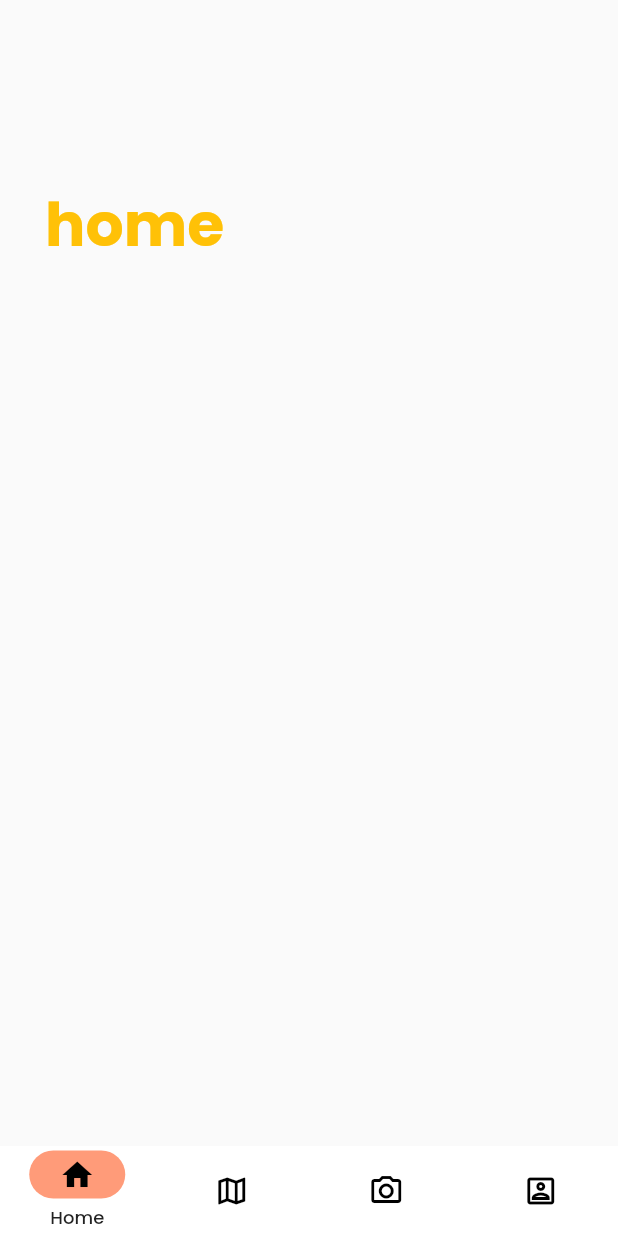
After one commit to anassbelkas/Adzone_front, a Flutter app: the screen it shows after launch, after a tap on "Log In", on a phone screen of 412 x 824 dp. The commit adds this screen. Run offline on Flutter 3.47's test engine with Material 2 defaults, Android fonts, the phone set to English and light mode, and no system bars; our stand-ins replace animated_splash_screen.

Commit message:
nav screens

```diff
--- /dev/null
+++ b/lib/screens/home.dart
@@ -0,0 +1,35 @@
+import 'package:flutter/material.dart';
+import 'package:login_signup_ui_starter/theme.dart';
+import 'package:login_signup_ui_starter/main.dart';
+import 'package:login_signup_ui_starter/screens/cam.dart';
+import 'package:login_signup_ui_starter/screens/profil.dart';
+import 'package:login_signup_ui_starter/screens/map.dart';
+
+class Home extends StatelessWidget {
+  @override
+  Widget build(BuildContext context) {
+    return Scaffold(
+      body: Padding(
+        padding: kDefaultPadding,
+        child: SingleChildScrollView(
+          child: Column(
+            crossAxisAlignment: CrossAxisAlignment.start,
+            children: [
+              SizedBox(
+                height: 120,
+              ),
+              Text(
+                'home',
+                style: TextStyle(
+                  fontSize: 40,
+                  fontWeight: FontWeight.bold,
+                  color: Colors.amber,
+                ),
+              ),
+            ]
+          )
+        )
+      ),
+    );
+  }
+}
--- a/lib/screens/login.dart
+++ b/lib/screens/login.dart
@@ -4,6 +4,7 @@ import 'package:login_signup_ui_starter/screens/signup.dart';
 import 'package:login_signup_ui_starter/theme.dart';
 import 'package:login_signup_ui_starter/widgets/login_form.dart';
 import 'package:login_signup_ui_starter/widgets/login_option.dart';
+import 'package:login_signup_ui_starter/widgets/navbar.dart';
 import 'package:login_signup_ui_starter/widgets/primary_button.dart';
 
 class LogInScreen extends StatelessWidget {
@@ -85,9 +86,19 @@ class LogInScreen extends StatelessWidget {
               SizedBox(
                 height: 20,
               ),
-              PrimaryButton(
-                buttonText: 'Log In',
+              GestureDetector(
+                onTap: () {
+                  Navigator.push(
+                      context,
+                      MaterialPageRoute(
+                          builder: (context) => Navbar()));
+                },
+                child:
+                  PrimaryButton(
+                    buttonText: 'Log In',
+                  ),
               ),
+
               SizedBox(
                 height: 20,
               ),
--- /dev/null
+++ b/lib/widgets/navbar.dart
@@ -0,0 +1,164 @@
+import 'package:flutter/material.dart';
+import 'package:login_signup_ui_starter/theme.dart';
+
+import 'package:login_signup_ui_starter/screens/cam.dart';
+import 'package:login_signup_ui_starter/screens/home.dart';
+import 'package:login_signup_ui_starter/screens/profil.dart';
+import 'package:login_signup_ui_starter/screens/map.dart';
+
+class Navbar extends StatefulWidget {
+
+  @override
+  State<Navbar> createState() => _NavbarState();
+}
+
+class _NavbarState extends State<Navbar> {
+  int index = 0;
+
+  final screens = [
+    Home(),
+    Map(),
+    Camera(),
+    Profil(),
+  ];
+
+  @override
+  Widget build(BuildContext context) {
+    return Scaffold(
+      body: screens[index],
+      bottomNavigationBar: NavigationBarTheme(
+        data: NavigationBarThemeData(
+          indicatorColor: kPrimaryColor,
+          labelTextStyle: MaterialStateProperty.all(TextStyle(fontSize: 12, fontWeight: FontWeight.w500,))
+          ),
+        child: NavigationBar(
+          height: 60,
+          backgroundColor: kWhiteColor,
+          labelBehavior: NavigationDestinationLabelBehavior.onlyShowSelected,
+          animationDuration: Duration(seconds: 2),
+          selectedIndex: index,
+          onDestinationSelected: (index) =>
+            setState(() => this.index = index),
+          destinations: [
+            NavigationDestination(icon: Icon(Icons.home), selectedIcon: Icon(Icons.home), label: 'Home'),
+            NavigationDestination(icon: Icon(Icons.map_outlined), selectedIcon: Icon(Icons.map), label: 'Map'),
+            NavigationDestination(icon: Icon(Icons.camera_alt_outlined), selectedIcon: Icon(Icons.camera_alt), label: 'Camera'),
+            NavigationDestination(icon: Icon(Icons.portrait_outlined), selectedIcon: Icon(Icons.portrait), label: 'Profil'),
+          ],
+        ),
+      ),
+    );
+  }
+}
+
+// class Navbar extends StatefulWidget {
+
+//   @override
+//   State<Navbar> createState() => _Navbar();
+// }
+
+// class _Navbar extends State<Navbar> {
+//   int _selectedIndex = 0;
+//   static const TextStyle optionStyle =
+//       TextStyle(fontSize: 30, fontWeight: FontWeight.bold);
+//   List<Widget> _widgetOptions = <Widget>[
+//     GestureDetector( onTap: () {Navigator.push(context, MaterialPageRoute(builder: (context) => Home()));}, ),
+//     GestureDetector( onTap: () {Navigator.push(context, MaterialPageRoute(builder: (context) => Camera()));}, ),
+//     GestureDetector( onTap: () {Navigator.push(context, MaterialPageRoute(builder: (context) => Profil()));}, ),
+//     GestureDetector( onTap: () {Navigator.push(context, MaterialPageRoute(builder: (context) => Map()));}, ),
+//   ];
+
+//   void _onItemTapped(int index) {
+//     setState(() {
+//       _selectedIndex = index;
+//     });
+//   }
+
+
+//   @override
+//   Widget build(BuildContext context) {
+//     return Scaffold(/*
+//       appBar: AppBar(
+//         title: const Text('Log In'),
+//       ),*/
+//       body: Center(
+//         child: _widgetOptions.elementAt(_selectedIndex),
+//       ),
+//       bottomNavigationBar: BottomNavigationBar(
+//         items: const <BottomNavigationBarItem>[
+//           BottomNavigationBarItem(
+//             icon: Icon(Icons.home),
+//             label: 'Home',
+//             backgroundColor: Colors.black
+//           ),
+//           BottomNavigationBarItem(
+//             icon: Icon(Icons.camera),
+//             label: 'Cam',
+//           ),
+//           BottomNavigationBarItem(
+//             icon: Icon(Icons.map),
+//             label: 'Map',
+//           ),
+//           BottomNavigationBarItem(
+//             icon: Icon(Icons.portrait),
+//             label: 'Profil',
+//           ),
+//         ],
+//         currentIndex: _selectedIndex,
+//         selectedItemColor: Color.fromARGB(255, 255, 155, 121),
+//         onTap: _onItemTapped,
+//       ),
+//     );
+//   }
+// }
+
+
+
+
+
+// class Navbar extends StatelessWidget {
+
+//   @override
+//   Widget build(BuildContext context) {
+//     return CupertinoTabScaffold(tabBar: CupertinoTabBar(
+//       items: const <BottomNavigationBarItem>[
+//         BottomNavigationBarItem(
+//             icon: Icon(Icons.home),
+//             label: 'Home',
+//           ),
+//           BottomNavigationBarItem(
+//             icon: Icon(Icons.home),
+//             label: 'Home',
+//           ),
+//           BottomNavigationBarItem(
+//             icon: Icon(Icons.home),
+//             label: 'Home',
+//           ),
+//           BottomNavigationBarItem(
+//             icon: Icon(Icons.home),
+//             label: 'Home',
+//           ),
+//       ]
+//     ),
+//     tabBuilder: (context, index) {
+//       switch(index){
+//         case 0:
+//           return CupertinoTabView(builder: (context) {
+//             return CupertinoPageScaffold(child: Home(),);
+//           });
+//         case 1:
+//           return CupertinoTabView(builder: (context) {
+//             return CupertinoPageScaffold(child: Map(),);
+//           });
+//         case 2:
+//           return CupertinoTabView(builder: (context) {
+//             return CupertinoPageScaffold(child: Camera(),);
+//           });
+//         case 3:
+//           return CupertinoTabView(builder: (context) {
+//             return CupertinoPageScaffold(child: Profil(),);
+//           });
+//       }
+//     });
+//   }
+// }
```
Also changed, not shown: lib/screens/cam.dart (added, +32 -0 lines), lib/screens/map.dart (added, +32 -0 lines), lib/screens/profil.dart (added, +31 -0 lines).
